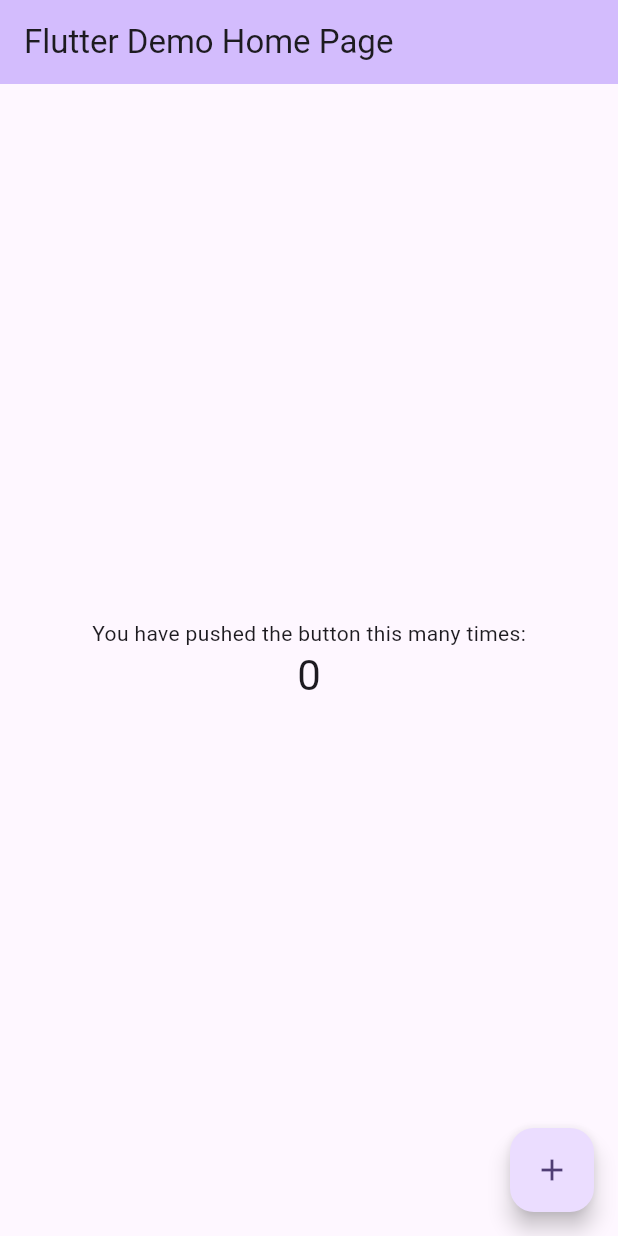
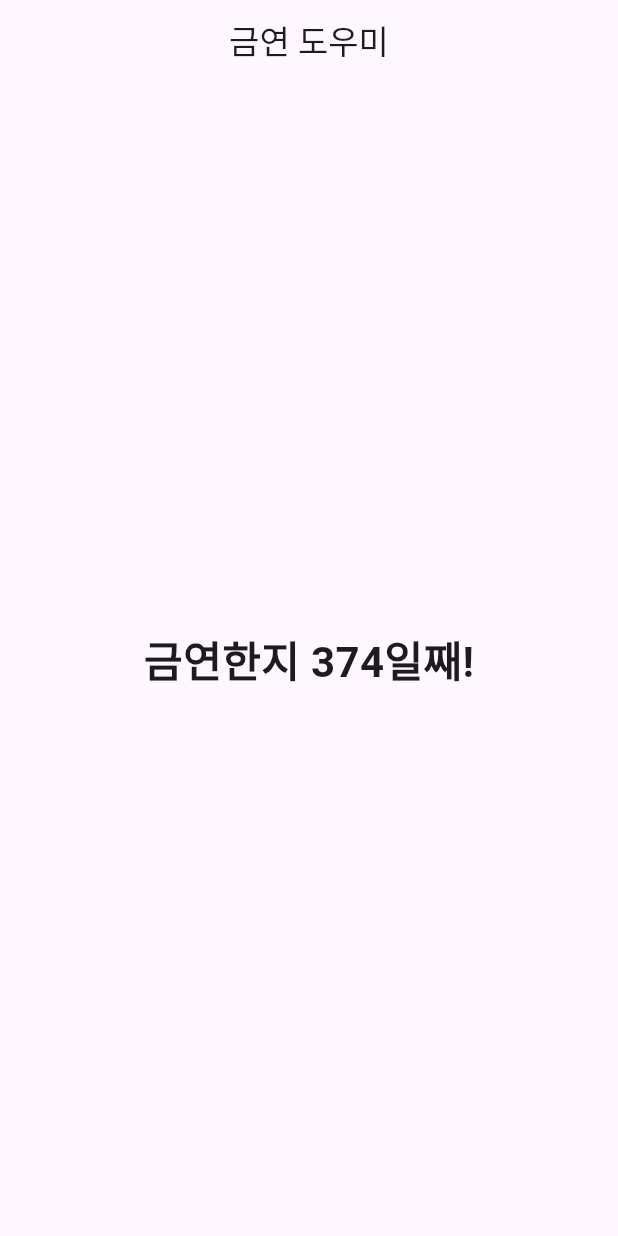
Before and after one commit to hobit22/nosmoke_app, a Flutter app: the screen it shows after launch, on a phone screen of 412 x 824 dp. Run offline on Flutter 3.47's test engine with Material 3 defaults, Android fonts, the phone set to English and light mode, and no system bars.

Commit message:
feat: flutter 메인화면 샘플

```diff
--- a/lib/main.dart
+++ b/lib/main.dart
@@ -1,122 +1,40 @@
 import 'package:flutter/material.dart';
 
 void main() {
-  runApp(const MyApp());
+  runApp(NoSmokeApp());
 }
 
-class MyApp extends StatelessWidget {
-  const MyApp({super.key});
+class NoSmokeApp extends StatelessWidget {
+  const NoSmokeApp({super.key});
 
-  // This widget is the root of your application.
   @override
   Widget build(BuildContext context) {
     return MaterialApp(
-      title: 'Flutter Demo',
-      theme: ThemeData(
-        // This is the theme of your application.
-        //
-        // TRY THIS: Try running your application with "flutter run". You'll see
-        // the application has a purple toolbar. Then, without quitting the app,
-        // try changing the seedColor in the colorScheme below to Colors.green
-        // and then invoke "hot reload" (save your changes or press the "hot
-        // reload" button in a Flutter-supported IDE, or press "r" if you used
-        // the command line to start the app).
-        //
-        // Notice that the counter didn't reset back to zero; the application
-        // state is not lost during the reload. To reset the state, use hot
-        // restart instead.
-        //
-        // This works for code too, not just values: Most code changes can be
-        // tested with just a hot reload.
-        colorScheme: ColorScheme.fromSeed(seedColor: Colors.deepPurple),
-      ),
-      home: const MyHomePage(title: 'Flutter Demo Home Page'),
+      title: '금연 앱',
+      theme: ThemeData(primarySwatch: Colors.green),
+      home: HomeScreen(),
     );
   }
 }
 
-class MyHomePage extends StatefulWidget {
-  const MyHomePage({super.key, required this.title});
+class HomeScreen extends StatelessWidget {
+  HomeScreen({super.key});
 
-  // This widget is the home page of your application. It is stateful, meaning
-  // that it has a State object (defined below) that contains fields that affect
-  // how it looks.
-
-  // This class is the configuration for the state. It holds the values (in this
-  // case the title) provided by the parent (in this case the App widget) and
-  // used by the build method of the State. Fields in a Widget subclass are
-  // always marked "final".
-
-  final String title;
-
-  @override
-  State<MyHomePage> createState() => _MyHomePageState();
-}
-
-class _MyHomePageState extends State<MyHomePage> {
-  int _counter = 0;
-
-  void _incrementCounter() {
-    setState(() {
-      // This call to setState tells the Flutter framework that something has
-      // changed in this State, which causes it to rerun the build method below
-      // so that the display can reflect the updated values. If we changed
-      // _counter without calling setState(), then the build method would not be
-      // called again, and so nothing would appear to happen.
-      _counter++;
-    });
-  }
+  final DateTime quitDate = DateTime(2024, 7, 1);
 
   @override
   Widget build(BuildContext context) {
-    // This method is rerun every time setState is called, for instance as done
-    // by the _incrementCounter method above.
-    //
-    // The Flutter framework has been optimized to make rerunning build methods
-    // fast, so that you can just rebuild anything that needs updating rather
-    // than having to individually change instances of widgets.
+    final today = DateTime.now();
+    final days = today.difference(quitDate).inDays;
+
     return Scaffold(
-      appBar: AppBar(
-        // TRY THIS: Try changing the color here to a specific color (to
-        // Colors.amber, perhaps?) and trigger a hot reload to see the AppBar
-        // change color while the other colors stay the same.
-        backgroundColor: Theme.of(context).colorScheme.inversePrimary,
-        // Here we take the value from the MyHomePage object that was created by
-        // the App.build method, and use it to set our appbar title.
-        title: Text(widget.title),
-      ),
+      appBar: AppBar(title: Text('금연 도우미'), centerTitle: true),
       body: Center(
-        // Center is a layout widget. It takes a single child and positions it
-        // in the middle of the parent.
-        child: Column(
-          // Column is also a layout widget. It takes a list of children and
-          // arranges them vertically. By default, it sizes itself to fit its
-          // children horizontally, and tries to be as tall as its parent.
-          //
-          // Column has various properties to control how it sizes itself and
-          // how it positions its children. Here we use mainAxisAlignment to
-          // center the children vertically; the main axis here is the vertical
-          // axis because Columns are vertical (the cross axis would be
-          // horizontal).
-          //
-          // TRY THIS: Invoke "debug painting" (choose the "Toggle Debug Paint"
-          // action in the IDE, or press "p" in the console), to see the
-          // wireframe for each widget.
-          mainAxisAlignment: MainAxisAlignment.center,
-          children: <Widget>[
-            const Text('You have pushed the button this many times:'),
-            Text(
-              '$_counter',
-              style: Theme.of(context).textTheme.headlineMedium,
-            ),
-          ],
+        child: Text(
+          '금연한지 $days일째!',
+          style: TextStyle(fontSize: 28, fontWeight: FontWeight.bold),
         ),
       ),
-      floatingActionButton: FloatingActionButton(
-        onPressed: _incrementCounter,
-        tooltip: 'Increment',
-        child: const Icon(Icons.add),
-      ), // This trailing comma makes auto-formatting nicer for build methods.
     );
   }
 }
```
